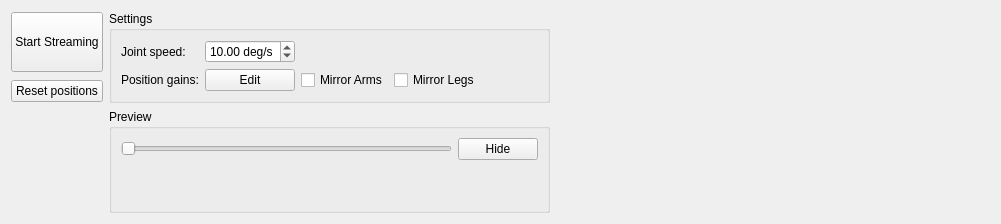
Old version of the form src/app/ddJointCommandPanel.ui in the repository RobotLocomotion/director.
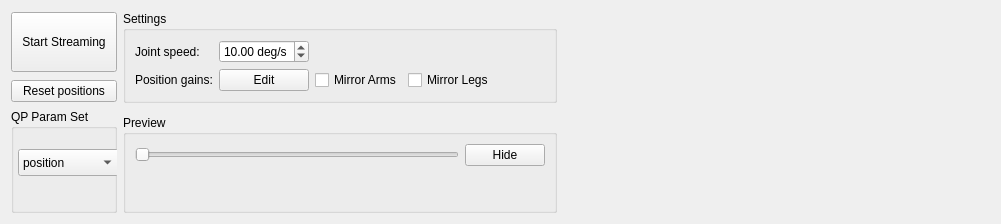
New version of the form.

```diff
--- a/src/app/ddJointCommandPanel.ui
+++ b/src/app/ddJointCommandPanel.ui
@@ -90,6 +90,19 @@
      </layout>
     </widget>
    </item>
+   <item row="5" column="2">
+    <spacer name="horizontalSpacer">
+     <property name="orientation">
+      <enum>Qt::Horizontal</enum>
+     </property>
+     <property name="sizeHint" stdset="0">
+      <size>
+       <width>40</width>
+       <height>20</height>
+      </size>
+     </property>
+    </spacer>
+   </item>
    <item row="0" column="0">
     <widget class="QPushButton" name="streamingButton">
      <property name="minimumSize">
@@ -113,7 +126,7 @@
      </property>
     </widget>
    </item>
-   <item row="2" column="1">
+   <item row="5" column="1">
     <widget class="QGroupBox" name="groupBox_2">
      <property name="title">
       <string>Preview</string>
@@ -152,18 +165,45 @@
      </layout>
     </widget>
    </item>
-   <item row="2" column="2">
-    <spacer name="horizontalSpacer">
-     <property name="orientation">
-      <enum>Qt::Horizontal</enum>
+   <item row="4" column="0" rowspan="2">
+    <widget class="QGroupBox" name="groupBox_3">
+     <property name="title">
+      <string>QP Param Set</string>
      </property>
-     <property name="sizeHint" stdset="0">
-      <size>
-       <width>40</width>
-       <height>20</height>
-      </size>
-     </property>
-    </spacer>
+     <widget class="QLabel" name="label_3">
+      <property name="geometry">
+       <rect>
+        <x>0</x>
+        <y>20</y>
+        <width>124</width>
+        <height>71</height>
+       </rect>
+      </property>
+      <property name="text">
+       <string/>
+      </property>
+     </widget>
+     <widget class="QComboBox" name="qpParamSetComboBox">
+      <property name="geometry">
+       <rect>
+        <x>7</x>
+        <y>40</y>
+        <width>101</width>
+        <height>27</height>
+       </rect>
+      </property>
+      <item>
+       <property name="text">
+        <string>position</string>
+       </property>
+      </item>
+      <item>
+       <property name="text">
+        <string>gravity comp</string>
+       </property>
+      </item>
+     </widget>
+    </widget>
    </item>
   </layout>
  </widget>
```
